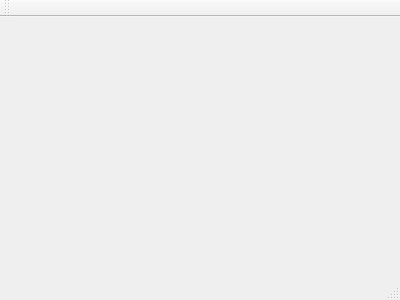
First picture: the form in mainwindow.ui, repository ithilwing/optics, before the edit.
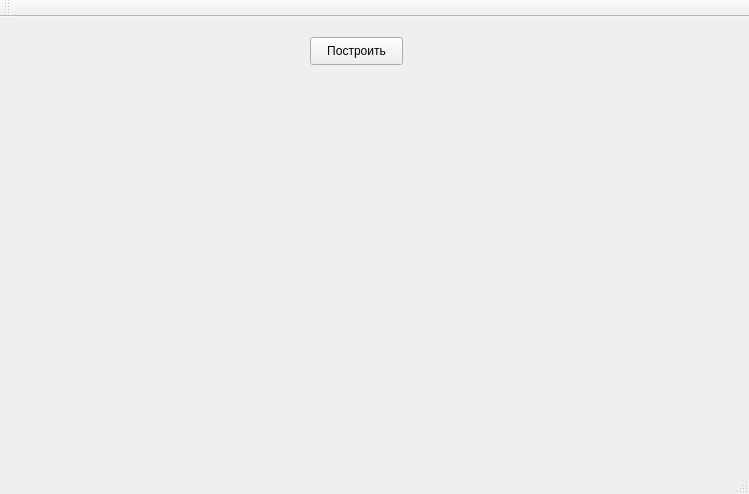
Second picture: the form after the edit. Custom widgets are drawn as their Qt base class.

```diff
--- a/mainwindow.ui
+++ b/mainwindow.ui
@@ -6,8 +6,8 @@
    <rect>
     <x>0</x>
     <y>0</y>
-    <width>400</width>
-    <height>300</height>
+    <width>749</width>
+    <height>494</height>
    </rect>
   </property>
   <property name="windowTitle">
@@ -18,12 +18,25 @@
     <property name="geometry">
      <rect>
       <x>90</x>
-      <y>140</y>
-      <width>120</width>
-      <height>80</height>
+      <y>69</y>
+      <width>551</width>
+      <height>301</height>
      </rect>
     </property>
    </widget>
+   <widget class="QPushButton" name="pushButton">
+    <property name="geometry">
+     <rect>
+      <x>310</x>
+      <y>20</y>
+      <width>93</width>
+      <height>28</height>
+     </rect>
+    </property>
+    <property name="text">
+     <string>Построить</string>
+    </property>
+   </widget>
   </widget>
   <widget class="QMenuBar" name="menuBar">
    <property name="geometry">
```
Left out of the diff: 4 changed lines with no effect on the pictures.
